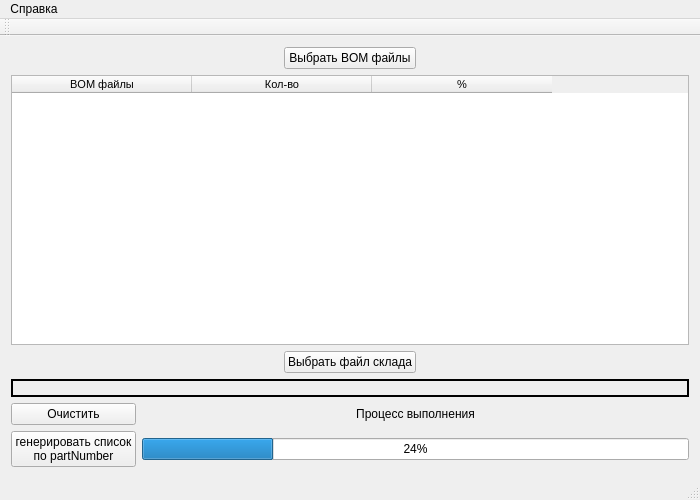
Qt form mainwindow.ui (pivleonid/gpAll_v2) before a commit.
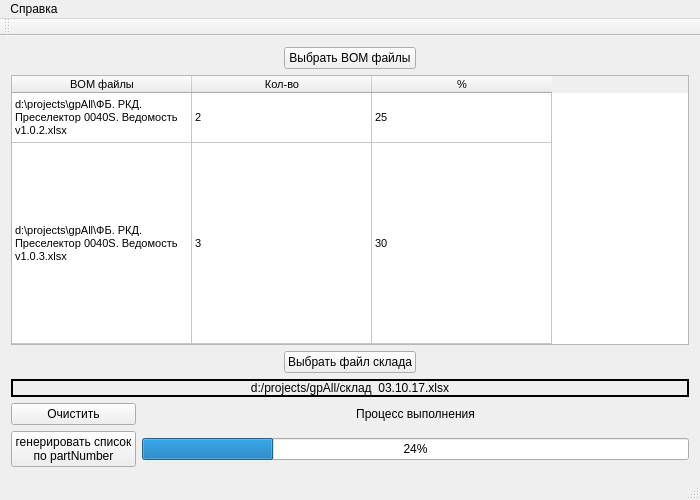
The same form after that commit.

```diff
--- a/mainwindow.ui
+++ b/mainwindow.ui
@@ -62,7 +62,7 @@
        <enum>QFrame::WinPanel</enum>
       </property>
       <property name="text">
-       <string/>
+       <string>d:/projects/gpAll/склад  03.10.17.xlsx</string>
       </property>
       <property name="alignment">
        <set>Qt::AlignCenter</set>
@@ -115,7 +115,7 @@
        <enum>QAbstractItemView::ScrollPerItem</enum>
       </property>
       <property name="rowCount">
-       <number>0</number>
+       <number>2</number>
       </property>
       <property name="columnCount">
        <number>3</number>
@@ -141,6 +141,16 @@
       <attribute name="verticalHeaderStretchLastSection">
        <bool>true</bool>
       </attribute>
+      <row>
+       <property name="text">
+        <string>Новая строка</string>
+       </property>
+      </row>
+      <row>
+       <property name="text">
+        <string>Новая строка</string>
+       </property>
+      </row>
       <column>
        <property name="text">
         <string>BOM файлы</string>
@@ -156,6 +166,36 @@
         <string>%</string>
        </property>
       </column>
+      <item row="0" column="0">
+       <property name="text">
+        <string>d:\projects\gpAll\ФБ. РКД. Преселектор 0040S. Ведомость   v1.0.2.xlsx</string>
+       </property>
+      </item>
+      <item row="0" column="1">
+       <property name="text">
+        <string>2</string>
+       </property>
+      </item>
+      <item row="0" column="2">
+       <property name="text">
+        <string>25</string>
+       </property>
+      </item>
+      <item row="1" column="0">
+       <property name="text">
+        <string>d:\projects\gpAll\ФБ. РКД. Преселектор 0040S. Ведомость   v1.0.3.xlsx</string>
+       </property>
+      </item>
+      <item row="1" column="1">
+       <property name="text">
+        <string>3</string>
+       </property>
+      </item>
+      <item row="1" column="2">
+       <property name="text">
+        <string>30</string>
+       </property>
+      </item>
      </widget>
     </item>
     <item row="4" column="0" colspan="3">
```
